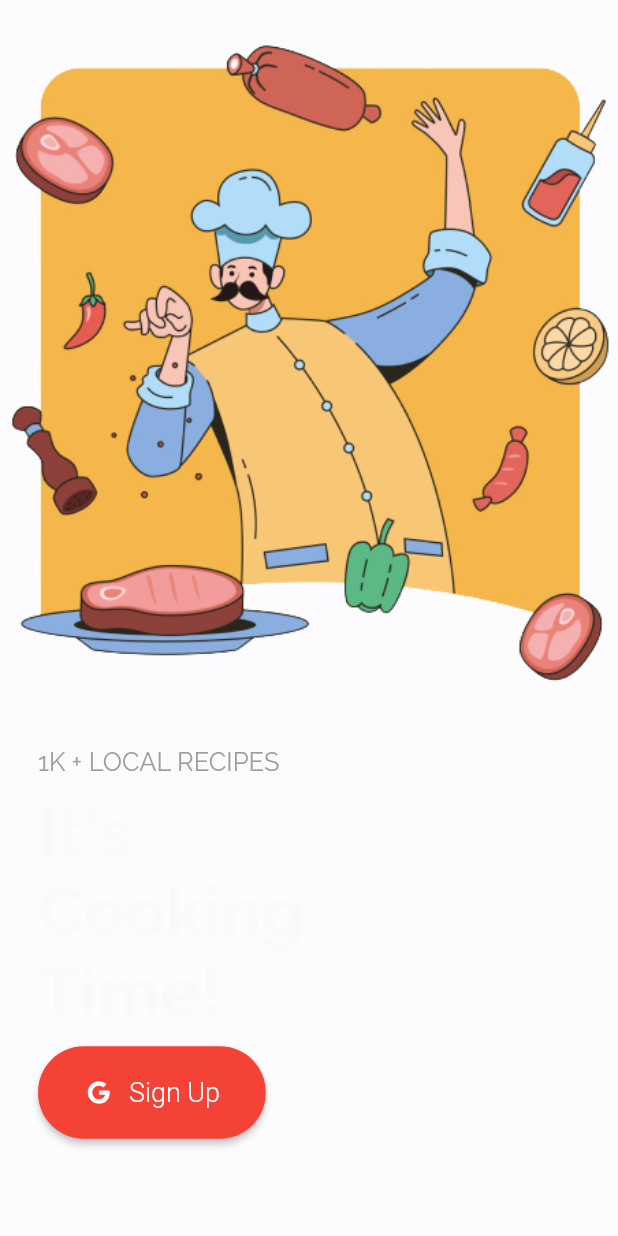
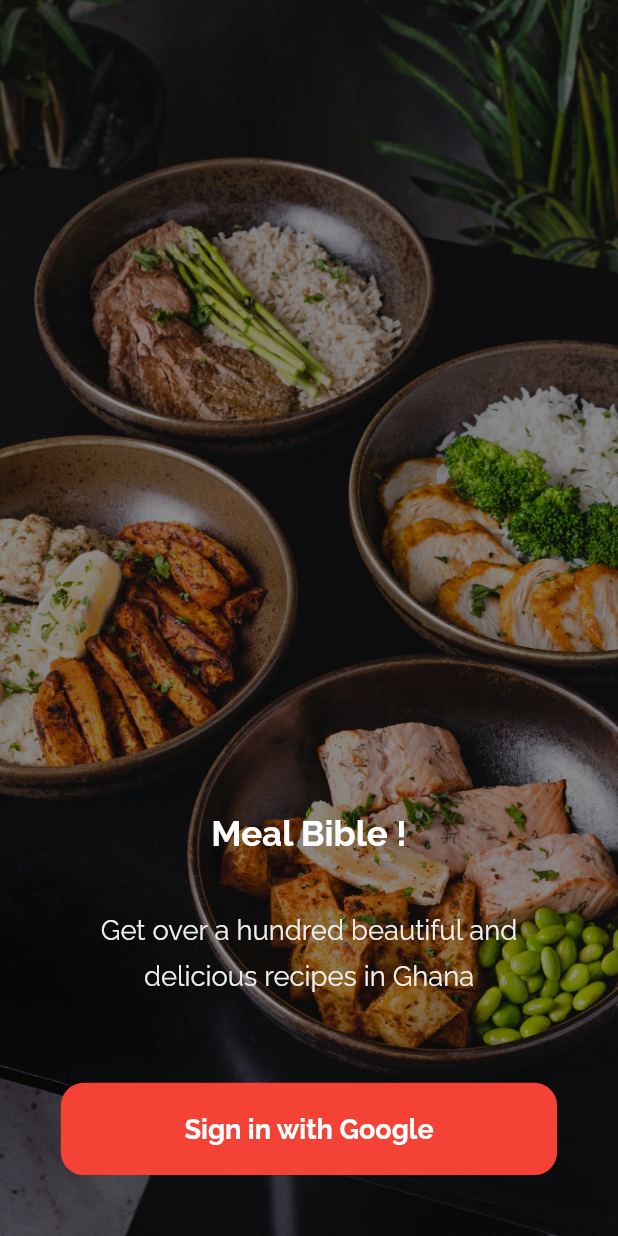
Before and after one commit to afrobeezy/Meals-App, a Flutter app: the screen it shows after launch, on a phone screen of 412 x 824 dp. Run offline on Flutter 3.47's test engine with Material 2 defaults, Android fonts, the phone set to English and light mode, and no system bars; our stand-ins replace firebase_auth, firebase_core, flutter_icons, flutter_screenutil, google_sign_in, hive and 1 more; missing offline and left inert: dart:ffi; accounts and stored records are empty; generated files the repository leaves out were written again.

Commit message:
Redesigned login screen

```diff
--- a/lib/screens/login_screen.dart
+++ b/lib/screens/login_screen.dart
@@ -1,5 +1,4 @@
 import 'dart:ffi';
-
 import 'package:firebase_auth/firebase_auth.dart';
 import 'package:flutter/material.dart';
 import 'package:flutter_icons/flutter_icons.dart';
@@ -35,40 +34,31 @@ class LoginScreen extends StatelessWidget {
       allowFontScaling: true,
     );
     return Scaffold(
-      body: SafeArea(
-        child: Column(
-          crossAxisAlignment: CrossAxisAlignment.start,
+      body: Stack(
         children: [
           Container(
-              height: 481.h,
-              width: 452.h,
-              child: Image.asset('assets/images/chef.png'),
+            width: MediaQuery.of(context).size.width,
+            height: MediaQuery.of(context).size.height,
+            decoration: BoxDecoration(
+              image: DecorationImage(
+                image: AssetImage(
+                  "assets/images/exotic.jpeg",
                 ),
-            SizedBox(height: 10.h),
-            Padding(
-              padding: EdgeInsets.only(left: 25.h, right: 25.h),
-              child: Text(
-                '1K + LOCAL RECIPES',
-                style: TextStyle(
-                    color: Colors.grey,
-                    fontSize: 17,
-                    fontWeight: FontWeight.w300),
+                fit: BoxFit.cover,
+                colorFilter: ColorFilter.mode(
+                  Colors.black45,
+                  BlendMode.darken,
                 ),
               ),
-            SizedBox(height: 10.h),
-            Padding(
-              padding: EdgeInsets.only(left: 25.h, right: 25.h),
-              child: Text(
-                'It\'s\nCooking\nTime!',
-                style: TextStyle(
-                    color: Theme.of(context).canvasColor,
-                    fontSize: 45,
-                    fontWeight: FontWeight.bold),
             ),
           ),
-            SizedBox(height: 10.h),
-            Padding(
-              padding: EdgeInsets.only(left: 25.h, right: 25.h),
+          Positioned(
+            bottom: 40.h,
+            left: 40.h,
+            right: 40.h,
+            child: Center(
+              child: Container(
+                width: MediaQuery.of(context).size.width,
                 child: ElevatedButton(
                   onPressed: () async {
                     try {
@@ -84,41 +74,78 @@ class LoginScreen extends StatelessWidget {
                       print('Error: $error');
                     }
                   },
-                child: Row(
-                  mainAxisSize: MainAxisSize.min,
-                  children: [
-                    Icon(
-                      FlutterIcons.google_ant,
-                      size: 20,
+                  child: Text(
+                    'Sign in with Google',
+                    style: TextStyle(
+                      fontFamily: 'Raleway',
+                      fontSize: 18,
+                      fontWeight: FontWeight.bold,
+                      color: Colors.white,
                     ),
-                    SizedBox(
-                      width: 10.h,
-                    ),
-                    Text(
-                      'Sign Up',
-                      style: TextStyle(
-                          color: Colors.white,
-                          fontSize: 18,
-                          fontWeight: FontWeight.w300),
-                    ),
-                  ],
                   ),
                   style: ButtonStyle(
-                  enableFeedback: true,
                     padding: MaterialStateProperty.all<EdgeInsetsGeometry>(
                       EdgeInsets.only(
-                          left: 30.h, right: 30.h, top: 20.h, bottom: 20.h)),
-                  backgroundColor: MaterialStateProperty.all<Color>(Colors.red),
+                        left: 30.h,
+                        right: 30.h,
+                        top: 20.h,
+                        bottom: 20.h,
+                      ),
+                    ),
+                    elevation: MaterialStateProperty.all(0),
+                    backgroundColor:
+                        MaterialStateProperty.all<Color>(Colors.red),
                     shape: MaterialStateProperty.all<RoundedRectangleBorder>(
                       RoundedRectangleBorder(
-                      borderRadius: BorderRadius.circular(30.0.h),
+                        borderRadius: BorderRadius.circular(15.h),
                       ),
                     ),
                   ),
                 ),
-            )
+              ),
+            ),
+          ),
+          Positioned(
+            bottom: 160.h,
+            left: 40.h,
+            right: 40.h,
+            child: Column(
+              crossAxisAlignment: CrossAxisAlignment.center,
+              children: [
+                Text(
+                  'Meal Bible !',
+                  style: TextStyle(
+                    fontFamily: 'Raleway',
+                    fontSize: 23.h,
+                    fontWeight: FontWeight.bold,
+                    color: Colors.white,
+                  ),
+                ),
+                SizedBox(height: 40.h),
+                Text(
+                  'Get over a hundred beautiful and',
+                  style: TextStyle(
+                    fontFamily: 'Raleway',
+                    fontSize: 18.h,
+                    fontWeight: FontWeight.w400,
+                    color: Colors.grey[200],
+                  ),
+                ),
+                SizedBox(height: 10.h),
+                Text(
+                  'delicious recipes in Ghana',
+                  style: TextStyle(
+                    fontFamily: 'Raleway',
+                    fontSize: 18.h,
+                    fontWeight: FontWeight.w400,
+                    color: Colors.grey[200],
+                  ),
+                  textAlign: TextAlign.center,
+                ),
               ],
             ),
+          ),
+        ],
       ),
     );
   }
```
Lines whose indentation alone changed are shown as unchanged.
